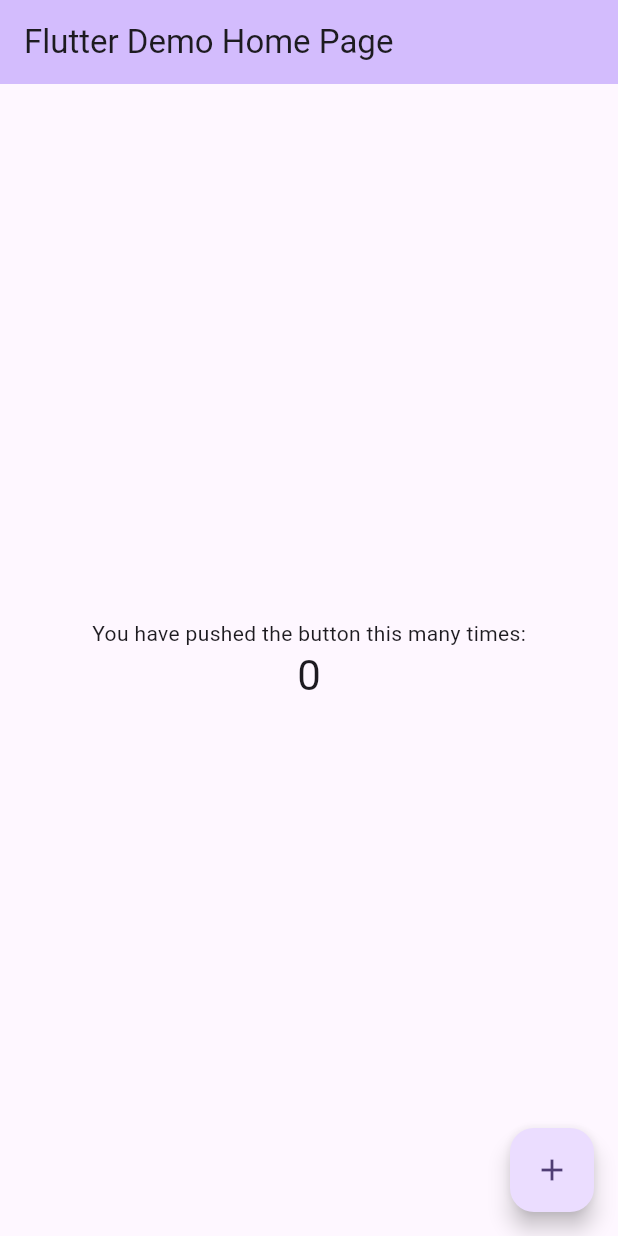
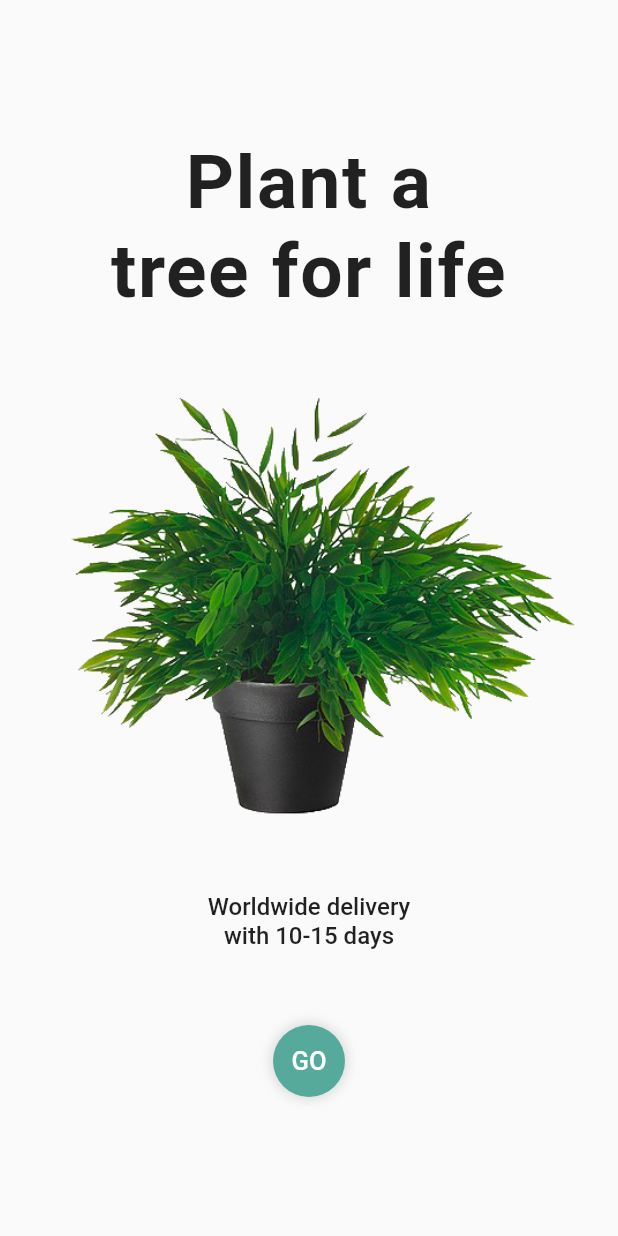
Before and after one commit to MaikolSoro/PlantApp, a Flutter app: the screen it shows after launch, on a phone screen of 412 x 824 dp. Run offline on Flutter 3.47's test engine with Material 2 defaults, Android fonts, the phone set to English and light mode, and no system bars.

Commit message:
Desing welcome screen

```diff
--- a/analysis_options.yaml
+++ b/analysis_options.yaml
@@ -7,7 +7,7 @@
 
 # The following line activates a set of recommended lints for Flutter apps,
 # packages, and plugins designed to encourage good coding practices.
-include: package:flutter_lints/flutter.yaml
+# include: package:flutter_lints/flutter.yaml
 
 linter:
   # The lint rules applied to this project can be customized in the
--- /dev/null
+++ b/lib/colors.dart
@@ -0,0 +1,9 @@
+import 'package:flutter/material.dart';
+
+class colors {
+  static final whiteClr = Color(0xFFFFFFFF);
+  static final grnClr = Color(0xFF55AA9C);
+  static final grn2Clr = Color(0xFFD1EAC0);
+  static final gryClr = Color(0xFFE8E8E8);
+  static final blClr = Color(0xFF0E0E0E);
+}
--- a/lib/main.dart
+++ b/lib/main.dart
@@ -1,4 +1,6 @@
 import 'package:flutter/material.dart';
+
+import 'screens/welcome_screen.dart';
 
 void main() {
   runApp(const MyApp());
@@ -11,115 +13,8 @@ class MyApp extends StatelessWidget {
   @override
   Widget build(BuildContext context) {
     return MaterialApp(
-      title: 'Flutter Demo',
-      theme: ThemeData(
-        // This is the theme of your application.
-        //
-        // TRY THIS: Try running your application with "flutter run". You'll see
-        // the application has a blue toolbar. Then, without quitting the app,
-        // try changing the seedColor in the colorScheme below to Colors.green
-        // and then invoke "hot reload" (save your changes or press the "hot
-        // reload" button in a Flutter-supported IDE, or press "r" if you used
-        // the command line to start the app).
-        //
-        // Notice that the counter didn't reset back to zero; the application
-        // state is not lost during the reload. To reset the state, use hot
-        // restart instead.
-        //
-        // This works for code too, not just values: Most code changes can be
-        // tested with just a hot reload.
-        colorScheme: ColorScheme.fromSeed(seedColor: Colors.deepPurple),
-        useMaterial3: true,
-      ),
-      home: const MyHomePage(title: 'Flutter Demo Home Page'),
+      debugShowCheckedModeBanner: false,
+      home: WelcomeScreen(),
     );
   }
 }
-
-class MyHomePage extends StatefulWidget {
-  const MyHomePage({super.key, required this.title});
-
-  // This widget is the home page of your application. It is stateful, meaning
-  // that it has a State object (defined below) that contains fields that affect
-  // how it looks.
-
-  // This class is the configuration for the state. It holds the values (in this
-  // case the title) provided by the parent (in this case the App widget) and
-  // used by the build method of the State. Fields in a Widget subclass are
-  // always marked "final".
-
-  final String title;
-
-  @override
-  State<MyHomePage> createState() => _MyHomePageState();
-}
-
-class _MyHomePageState extends State<MyHomePage> {
-  int _counter = 0;
-
-  void _incrementCounter() {
-    setState(() {
-      // This call to setState tells the Flutter framework that something has
-      // changed in this State, which causes it to rerun the build method below
-      // so that the display can reflect the updated values. If we changed
-      // _counter without calling setState(), then the build method would not be
-      // called again, and so nothing would appear to happen.
-      _counter++;
-    });
-  }
-
-  @override
-  Widget build(BuildContext context) {
-    // This method is rerun every time setState is called, for instance as done
-    // by the _incrementCounter method above.
-    //
-    // The Flutter framework has been optimized to make rerunning build methods
-    // fast, so that you can just rebuild anything that needs updating rather
-    // than having to individually change instances of widgets.
-    return Scaffold(
-      appBar: AppBar(
-        // TRY THIS: Try changing the color here to a specific color (to
-        // Colors.amber, perhaps?) and trigger a hot reload to see the AppBar
-        // change color while the other colors stay the same.
-        backgroundColor: Theme.of(context).colorScheme.inversePrimary,
-        // Here we take the value from the MyHomePage object that was created by
-        // the App.build method, and use it to set our appbar title.
-        title: Text(widget.title),
-      ),
-      body: Center(
-        // Center is a layout widget. It takes a single child and positions it
-        // in the middle of the parent.
-        child: Column(
-          // Column is also a layout widget. It takes a list of children and
-          // arranges them vertically. By default, it sizes itself to fit its
-          // children horizontally, and tries to be as tall as its parent.
-          //
-          // Column has various properties to control how it sizes itself and
-          // how it positions its children. Here we use mainAxisAlignment to
-          // center the children vertically; the main axis here is the vertical
-          // axis because Columns are vertical (the cross axis would be
-          // horizontal).
-          //
-          // TRY THIS: Invoke "debug painting" (choose the "Toggle Debug Paint"
-          // action in the IDE, or press "p" in the console), to see the
-          // wireframe for each widget.
-          mainAxisAlignment: MainAxisAlignment.center,
-          children: <Widget>[
-            const Text(
-              'You have pushed the button this many times:',
-            ),
-            Text(
-              '$_counter',
-              style: Theme.of(context).textTheme.headlineMedium,
-            ),
-          ],
-        ),
-      ),
-      floatingActionButton: FloatingActionButton(
-        onPressed: _incrementCounter,
-        tooltip: 'Increment',
-        child: const Icon(Icons.add),
-      ), // This trailing comma makes auto-formatting nicer for build methods.
-    );
-  }
-}
--- /dev/null
+++ b/lib/screens/home_screen.dart
@@ -0,0 +1,12 @@
+import 'package:flutter/material.dart';
+
+class HomeScreen extends StatelessWidget {
+  List<String> categories = [
+    "All",
+  ];
+
+  @override
+  Widget build(BuildContext context) {
+    return Material();
+  }
+}
--- /dev/null
+++ b/lib/screens/welcome_screen.dart
@@ -0,0 +1,71 @@
+import 'package:flutter/material.dart';
+import '../colors.dart';
+import 'home_screen.dart';
+
+class WelcomeScreen extends StatelessWidget {
+  const WelcomeScreen({super.key});
+
+  @override
+  Widget build(BuildContext context) {
+    return Material(
+      child: Column(
+        crossAxisAlignment: CrossAxisAlignment.center,
+        mainAxisAlignment: MainAxisAlignment.center,
+        children: [
+          Text(
+            "Plant a \ntree for life",
+            textAlign: TextAlign.center,
+            style: TextStyle(
+              fontSize: 50,
+              fontWeight: FontWeight.bold,
+              letterSpacing: 1,
+              wordSpacing: 1,
+            ),
+          ),
+          Image.asset(
+            "images/welcome.png",
+            fit: BoxFit.cover,
+            scale: 1.3,
+          ),
+          Text(
+            "Worldwide delivery\nwith 10-15 days",
+            textAlign: TextAlign.center,
+            style: TextStyle(
+              fontSize: 16,
+              fontWeight: FontWeight.w500,
+            ),
+          ),
+          SizedBox(height: 50),
+          InkWell(
+            onTap: () {
+              Navigator.push(context,
+                  MaterialPageRoute(builder: (context) => HomeScreen()));
+            },
+            child: Container(
+              padding: EdgeInsets.all(14),
+              decoration: BoxDecoration(
+                color: colors.grnClr,
+                shape: BoxShape.circle,
+                boxShadow: [
+                  BoxShadow(
+                    color: Colors.black12,
+                    blurRadius: 6,
+                    spreadRadius: 2,
+                  ),
+                ],
+              ),
+              child: Text(
+                "GO",
+                style: TextStyle(
+                  color: Colors.white,
+                  fontSize: 17,
+                  fontWeight: FontWeight.w500,
+                ),
+              ),
+            ),
+          ),
+        ],
+      ),
+    );
+  }
+}
--- a/pubspec.yaml
+++ b/pubspec.yaml
@@ -59,8 +59,8 @@ flutter:
   uses-material-design: true
 
   # To add assets to your application, add an assets section, like this:
-  # assets:
-  #   - images/a_dot_burr.jpeg
+  assets:
+     - images/
   #   - images/a_dot_ham.jpeg
 
   # An image asset can refer to one or more resolution-specific "variants", see
```
Also changed, not shown: images/Plant.png (added), images/Plant1.png (added), images/Plant2.png (added), images/welcome.png (added).
